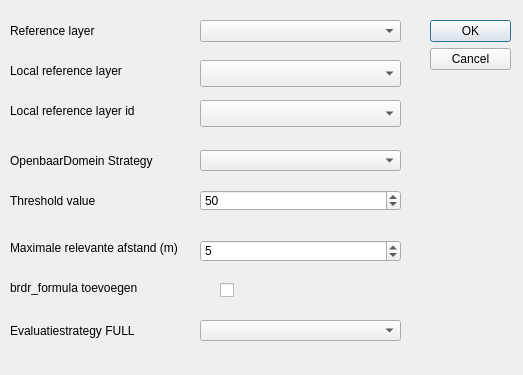
OnroerendErfgoed/brdrQ, file plugin/brdrq/brdrq_settings.ui: the form before one commit.
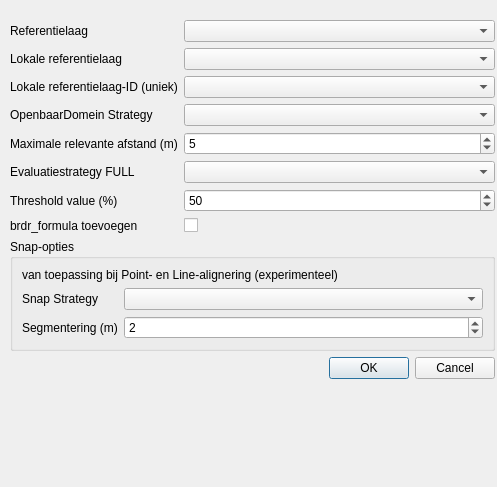
The form after the commit. Custom widgets are drawn as their Qt base class.

Patch:
```diff
--- a/plugin/brdrq/brdrq_settings.ui
+++ b/plugin/brdrq/brdrq_settings.ui
@@ -6,204 +6,127 @@
    <rect>
     <x>0</x>
     <y>0</y>
-    <width>523</width>
-    <height>375</height>
+    <width>497</width>
+    <height>487</height>
    </rect>
   </property>
   <property name="windowTitle">
    <string>Settings</string>
   </property>
-  <widget class="QDialogButtonBox" name="buttonBox_settings">
+  <widget class="QWidget" name="gridLayoutWidget">
    <property name="geometry">
     <rect>
-     <x>430</x>
+     <x>10</x>
      <y>20</y>
-     <width>81</width>
-     <height>241</height>
+     <width>485</width>
+     <height>451</height>
     </rect>
    </property>
-   <property name="orientation">
-    <enum>Qt::Vertical</enum>
-   </property>
-   <property name="standardButtons">
-    <set>QDialogButtonBox::Cancel|QDialogButtonBox::Ok</set>
-   </property>
-  </widget>
-  <widget class="QComboBox" name="comboBox_referencelayer">
-   <property name="geometry">
-    <rect>
-     <x>200</x>
-     <y>20</y>
-     <width>201</width>
-     <height>22</height>
-    </rect>
-   </property>
-  </widget>
-  <widget class="QgsMapLayerComboBox" name="mMapLayerComboBox_reference">
-   <property name="geometry">
-    <rect>
-     <x>200</x>
-     <y>60</y>
-     <width>201</width>
-     <height>27</height>
-    </rect>
-   </property>
-  </widget>
-  <widget class="QgsFieldComboBox" name="mFieldComboBox_reference">
-   <property name="geometry">
-    <rect>
-     <x>200</x>
-     <y>100</y>
-     <width>201</width>
-     <height>27</height>
-    </rect>
-   </property>
-  </widget>
-  <widget class="QComboBox" name="comboBox_odstrategy">
-   <property name="geometry">
-    <rect>
-     <x>200</x>
-     <y>150</y>
-     <width>201</width>
-     <height>21</height>
-    </rect>
-   </property>
-  </widget>
-  <widget class="QSpinBox" name="spinBox_threshold">
-   <property name="geometry">
-    <rect>
-     <x>200</x>
-     <y>190</y>
-     <width>201</width>
-     <height>21</height>
-    </rect>
-   </property>
-   <property name="maximum">
-    <number>100</number>
-   </property>
-   <property name="value">
-    <number>50</number>
-   </property>
-  </widget>
+   <layout class="QGridLayout" name="gridLayout">
+    <item row="0" column="0">
+     <layout class="QFormLayout" name="formLayout_3">
+      <item row="0" column="0">
   <widget class="QLabel" name="label">
-   <property name="geometry">
-    <rect>
-     <x>10</x>
-     <y>20</y>
-     <width>151</width>
-     <height>21</height>
-    </rect>
-   </property>
    <property name="text">
-    <string>Reference layer</string>
-   </property>
-  </widget>
+         <string>Referentielaag</string>
+        </property>
+       </widget>
+      </item>
+      <item row="0" column="1">
+       <widget class="QComboBox" name="comboBox_referencelayer"/>
+      </item>
+      <item row="1" column="0">
   <widget class="QLabel" name="label_2">
-   <property name="geometry">
-    <rect>
-     <x>10</x>
-     <y>60</y>
-     <width>181</width>
-     <height>21</height>
-    </rect>
-   </property>
    <property name="text">
-    <string>Local reference layer</string>
-   </property>
-  </widget>
+         <string>Lokale referentielaag</string>
+        </property>
+       </widget>
+      </item>
+      <item row="1" column="1">
+       <widget class="QgsMapLayerComboBox" name="mMapLayerComboBox_reference"/>
+      </item>
+      <item row="2" column="0">
   <widget class="QLabel" name="label_3">
-   <property name="geometry">
-    <rect>
-     <x>10</x>
-     <y>100</y>
-     <width>181</width>
-     <height>21</height>
-    </rect>
-   </property>
    <property name="text">
-    <string>Local reference layer id</string>
-   </property>
-  </widget>
+         <string>Lokale referentielaag-ID (uniek)</string>
+        </property>
+       </widget>
+      </item>
+      <item row="2" column="1">
+       <widget class="QgsFieldComboBox" name="mFieldComboBox_reference"/>
+      </item>
+      <item row="3" column="0">
   <widget class="QLabel" name="label_4">
-   <property name="geometry">
-    <rect>
-     <x>10</x>
-     <y>150</y>
-     <width>161</width>
-     <height>21</height>
-    </rect>
-   </property>
    <property name="text">
     <string>OpenbaarDomein Strategy</string>
    </property>
   </widget>
-  <widget class="QLabel" name="label_5">
-   <property name="geometry">
-    <rect>
-     <x>10</x>
-     <y>190</y>
-     <width>131</width>
-     <height>21</height>
-    </rect>
-   </property>
-   <property name="text">
-    <string>Threshold value</string>
-   </property>
-  </widget>
+      </item>
+      <item row="3" column="1">
+       <widget class="QComboBox" name="comboBox_odstrategy"/>
+      </item>
+      <item row="4" column="0">
   <widget class="QLabel" name="label_6">
-   <property name="geometry">
-    <rect>
-     <x>10</x>
-     <y>240</y>
-     <width>191</width>
-     <height>16</height>
-    </rect>
-   </property>
    <property name="text">
     <string>Maximale relevante afstand (m)</string>
    </property>
   </widget>
+      </item>
+      <item row="4" column="1">
   <widget class="QSpinBox" name="spinBox_max_relevant_distance">
-   <property name="geometry">
-    <rect>
-     <x>200</x>
-     <y>240</y>
-     <width>201</width>
-     <height>22</height>
-    </rect>
-   </property>
    <property name="minimum">
     <number>1</number>
    </property>
    <property name="maximum">
-    <number>10</number>
+         <number>25</number>
    </property>
    <property name="value">
     <number>5</number>
    </property>
   </widget>
+      </item>
+      <item row="5" column="0">
   <widget class="QLabel" name="label_10">
-   <property name="geometry">
-    <rect>
-     <x>10</x>
-     <y>320</y>
-     <width>191</width>
-     <height>21</height>
-    </rect>
-   </property>
    <property name="text">
     <string>Evaluatiestrategy FULL</string>
    </property>
   </widget>
+      </item>
+      <item row="5" column="1">
+       <widget class="QComboBox" name="comboBox_fullstrategy"/>
+      </item>
+      <item row="6" column="0">
+       <widget class="QLabel" name="label_5">
+        <property name="enabled">
+         <bool>true</bool>
+        </property>
+        <property name="text">
+         <string>Threshold value (%)</string>
+        </property>
+       </widget>
+      </item>
+      <item row="6" column="1">
+       <widget class="QSpinBox" name="spinBox_threshold">
+        <property name="enabled">
+         <bool>true</bool>
+        </property>
+        <property name="maximum">
+         <number>100</number>
+        </property>
+        <property name="value">
+         <number>50</number>
+        </property>
+       </widget>
+      </item>
+      <item row="7" column="0">
+       <widget class="QLabel" name="label_11">
+        <property name="text">
+         <string>brdr_formula toevoegen</string>
+        </property>
+       </widget>
+      </item>
+      <item row="7" column="1">
   <widget class="QCheckBox" name="checkBox_formula">
-   <property name="geometry">
-    <rect>
-     <x>220</x>
-     <y>280</y>
-     <width>81</width>
-     <height>20</height>
-    </rect>
-   </property>
    <property name="text">
     <string/>
    </property>
@@ -214,31 +137,88 @@
     <bool>false</bool>
    </property>
   </widget>
-  <widget class="QLabel" name="label_11">
-   <property name="geometry">
-    <rect>
-     <x>10</x>
-     <y>280</y>
-     <width>191</width>
-     <height>16</height>
-    </rect>
-   </property>
+      </item>
+      <item row="8" column="0" colspan="2">
+       <widget class="QgsCollapsibleGroupBox" name="collapsibleGroupBox">
+        <property name="title">
+         <string>Snap-opties </string>
+        </property>
+        <property name="checkable">
+         <bool>false</bool>
+        </property>
+        <property name="collapsed">
+         <bool>false</bool>
+        </property>
+        <layout class="QVBoxLayout" name="collapsibleLayout">
+         <item>
+          <layout class="QFormLayout" name="formLayout">
+           <property name="rowWrapPolicy">
+            <enum>QFormLayout::DontWrapRows</enum>
+           </property>
+           <property name="verticalSpacing">
+            <number>6</number>
+           </property>
+           <item row="0" column="0" colspan="2">
+            <widget class="QLabel" name="label_7">
    <property name="text">
-    <string>brdr_formula toevoegen</string>
-   </property>
-  </widget>
-  <widget class="QComboBox" name="comboBox_fullstrategy">
-   <property name="geometry">
-    <rect>
-     <x>200</x>
-     <y>320</y>
-     <width>201</width>
-     <height>21</height>
-    </rect>
-   </property>
+              <string>van toepassing bij Point- en Line-alignering (experimenteel)</string>
+             </property>
+            </widget>
+           </item>
+           <item row="1" column="0">
+            <widget class="QLabel" name="label_13">
+             <property name="text">
+              <string>Snap Strategy</string>
+             </property>
+            </widget>
+           </item>
+           <item row="1" column="1">
+            <widget class="QComboBox" name="comboBox_snapstrategy"/>
+           </item>
+           <item row="2" column="0">
+            <widget class="QLabel" name="label_12">
+             <property name="text">
+              <string>Segmentering (m)</string>
+             </property>
+            </widget>
+           </item>
+           <item row="2" column="1">
+            <widget class="QSpinBox" name="spinBox_snap_max_segment_length">
+             <property name="minimum">
+              <number>-1</number>
+             </property>
+             <property name="value">
+              <number>2</number>
+             </property>
+            </widget>
+           </item>
+          </layout>
+         </item>
+        </layout>
+       </widget>
+      </item>
+      <item row="9" column="1">
+       <widget class="QDialogButtonBox" name="buttonBox_settings">
+        <property name="orientation">
+         <enum>Qt::Horizontal</enum>
+        </property>
+        <property name="standardButtons">
+         <set>QDialogButtonBox::Cancel|QDialogButtonBox::Ok</set>
+        </property>
+       </widget>
+      </item>
+     </layout>
+    </item>
+   </layout>
   </widget>
  </widget>
  <customwidgets>
+  <customwidget>
+   <class>QgsCollapsibleGroupBox</class>
+   <extends>QGroupBox</extends>
+   <header>qgscollapsiblegroupbox.h</header>
+   <container>1</container>
+  </customwidget>
   <customwidget>
    <class>QgsFieldComboBox</class>
    <extends>QComboBox</extends>
```
Lines whose indentation alone changed are shown as unchanged.
